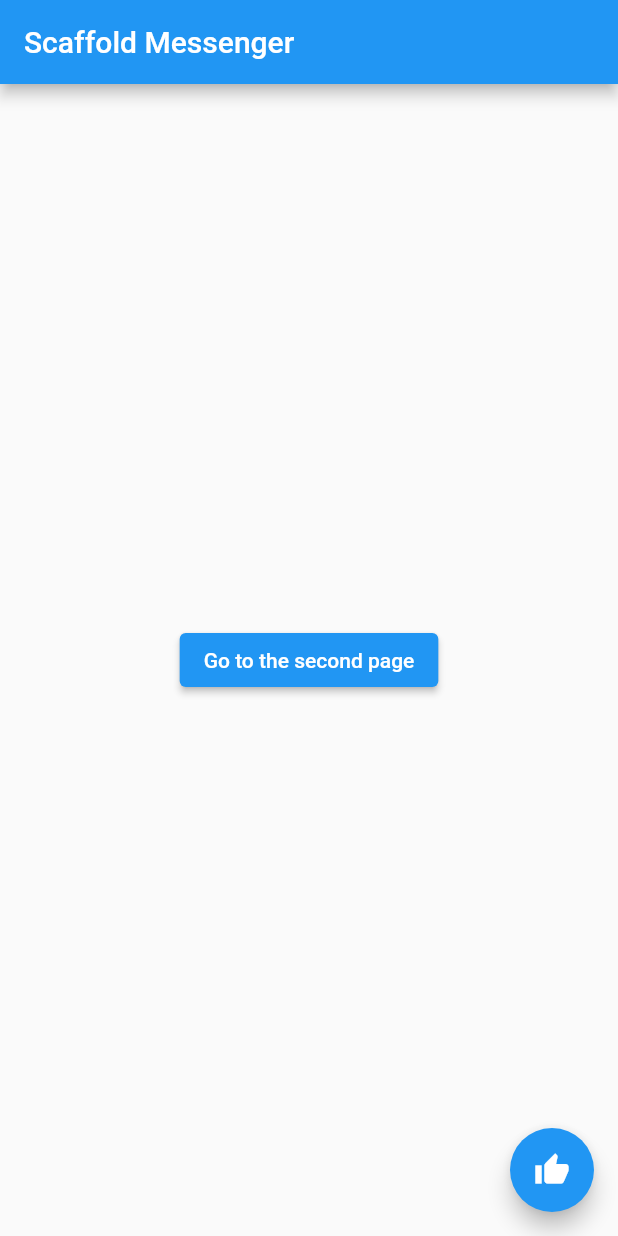
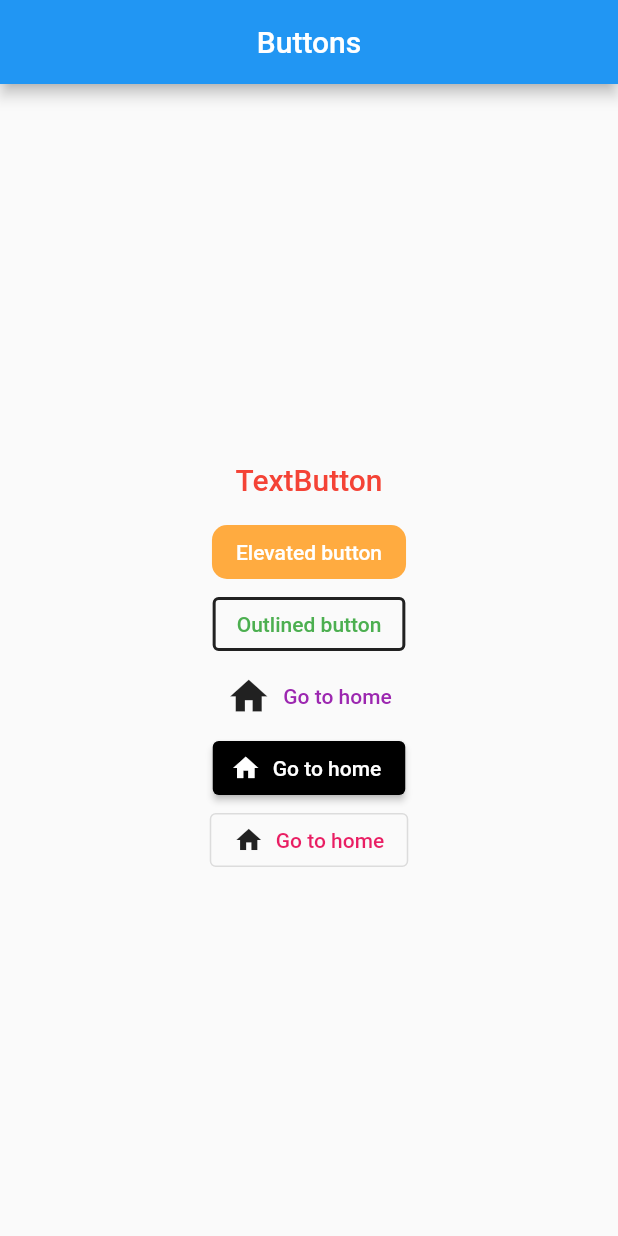
Before and after one commit to kanto00/flutter_lecture, a Flutter app: the screen it shows after launch, on a phone screen of 412 x 824 dp. Run offline on Flutter 3.47's test engine with Material 2 defaults, Android fonts, the light colour scheme and no system bars.

Commit message:
7th commit, Various button, button bar

```diff
--- a/lib/main.dart
+++ b/lib/main.dart
@@ -11,115 +11,102 @@ class MyApp extends StatelessWidget {
   Widget build(BuildContext context) {
     return MaterialApp(
       theme: ThemeData(primarySwatch: Colors.blue),
-      home: MyPage(),
+      home: MyButton(),
     );
   }
 }
 
-class MyPage extends StatelessWidget {
-  const MyPage({Key? key}) : super(key: key);
+class MyButton extends StatelessWidget {
+  const MyButton({Key? key}) : super(key: key);
 
   @override
   Widget build(BuildContext context) {
     return Scaffold(
         appBar: AppBar(
-        title: Text('Scaffold Messenger'),
+          title: Text('Buttons'),
+          centerTitle: true,
         ),
-      body: HomeBody(),
-      floatingActionButton: FloatingActionButton(
-        child: Icon(Icons.thumb_up),
+        body: Center(
+          child: Column(
+            mainAxisAlignment: MainAxisAlignment.center,
+            children: [
+              TextButton(
+                onPressed: () {},
+                //print('Text button');
+                //},
+                onLongPress: () {
+                  print('text button');
+                },
+                child: Text(
+                  'TextButton',
+                  style: TextStyle(fontSize: 20.0),
+                ),
+                style: TextButton.styleFrom(
+                  primary: Colors.red,
+                  //backgroundColor: Colors.blue
+                  //
+                ),
+              ),
+              ElevatedButton(
                 onPressed: () {
-          ScaffoldMessenger.of(context).showSnackBar(SnackBar(
-            content: Text('Like a new Snack bar!'),
-            duration: Duration(seconds: 5),
-            action: SnackBarAction(
-              label: 'Undo',
+                  print('Elevated button');
+                },
+                child: Text('Elevated button'),
+                style: ElevatedButton.styleFrom(
+                    primary: Colors.orangeAccent,
+                    shape: RoundedRectangleBorder(
+                        borderRadius: BorderRadius.circular(10.0)),
+                    elevation: 0.0),
+              ),
+              OutlinedButton(
                 onPressed: () {
-                Navigator.push(
-                  context,
-                  MaterialPageRoute(builder: (context) => ThirdPage()),
-                );
+                  print('Outlined Button');
                 },
+                child: Text('Outlined button'),
+                style: OutlinedButton.styleFrom(
+                    primary: Colors.green,
+                    side: BorderSide(
+                      color: Colors.black87,
+                      width: 2.0,
+                    )),
               ),
-          ));
+              TextButton.icon(
+                onPressed: () {
+                  print('Icon button');
                 },
+                icon: Icon(
+                  Icons.home,
+                  size: 30.0,
+                  color: Colors.black87,
                 ),
-    );
-  }
-}
-
-class HomeBody extends StatelessWidget {
-  const HomeBody({Key? key}) : super(key: key);
-
-  @override
-  Widget build(BuildContext context) {
-    return Center(
-        child: ElevatedButton(
-      child: Text('Go to the second page'),
+                label: Text('Go to home'),
+                style: TextButton.styleFrom(primary: Colors.purple),
+              ),
+              ElevatedButton.icon(
                 onPressed: () {
-        Navigator.push(
-          context,
-          MaterialPageRoute(builder: (context) => SecondPage()),
-        );
+                  print('Icon button');
                 },
+                icon: Icon(
+                  Icons.home,
+                  size: 20.0,
+                  color: Colors.white,
+                ),
+                label: Text('Go to home'),
+                style: ElevatedButton.styleFrom(primary: Colors.black),
+              ),
+              OutlinedButton.icon(
+                onPressed: null,
+                icon: Icon(
+                  Icons.home,
+                  size: 20.0,
+                  color: Colors.black87,
+                ),
+                label: Text('Go to home'),
+                style: OutlinedButton.styleFrom(
+                    primary: Colors.black, onSurface: Colors.pink),
+              ),
+            ],
+          ),
         ));
   }
 }
-
-class SecondPage extends StatelessWidget {
-  const SecondPage({Key? key}) : super(key: key);
-
-  @override
-  Widget build(BuildContext context) {
-    return Scaffold(
-      appBar: AppBar(
-        title: Text('Second Page'),
-      ),
-      body: Center(
-        child: Text(
-          '좋아요가 추가되었습니다.',
-          style: TextStyle(fontSize: 20.0, color: Colors.redAccent),
-        ),
-      ),
-    );
-  }
-}
-
-class ThirdPage extends StatelessWidget {
-  const ThirdPage({Key? key}) : super(key: key);
-
-  @override
-  Widget build(BuildContext context) {
-    return ScaffoldMessenger(
-      child: Scaffold(
-        appBar: AppBar(
-          title: Text('Second Page'),
-        ),
-        body: Builder(builder: (context) {
-          return Center(
-            child: Column(
-              mainAxisAlignment: MainAxisAlignment.center,
-              children: [
-                Text(
-                  '좋아요가 취소하시겠습니까?',
-                  style: TextStyle(fontSize: 20.0, color: Colors.redAccent),
-                ),
-                ElevatedButton(
-                  onPressed: () {
-                    ScaffoldMessenger.of(context).showSnackBar(
-                      SnackBar(
-                        content: Text('좋아요가 취소되었습니다'),
-                        duration: Duration(seconds: 3),
-                      ),
-                    );
-                  },
-                  child: Text('취소하기'),
-                )
-              ],
-            ),
-          );
-        }),
-      ),
-    );
-  }
-}
```
Lines whose indentation alone changed are shown as unchanged.
